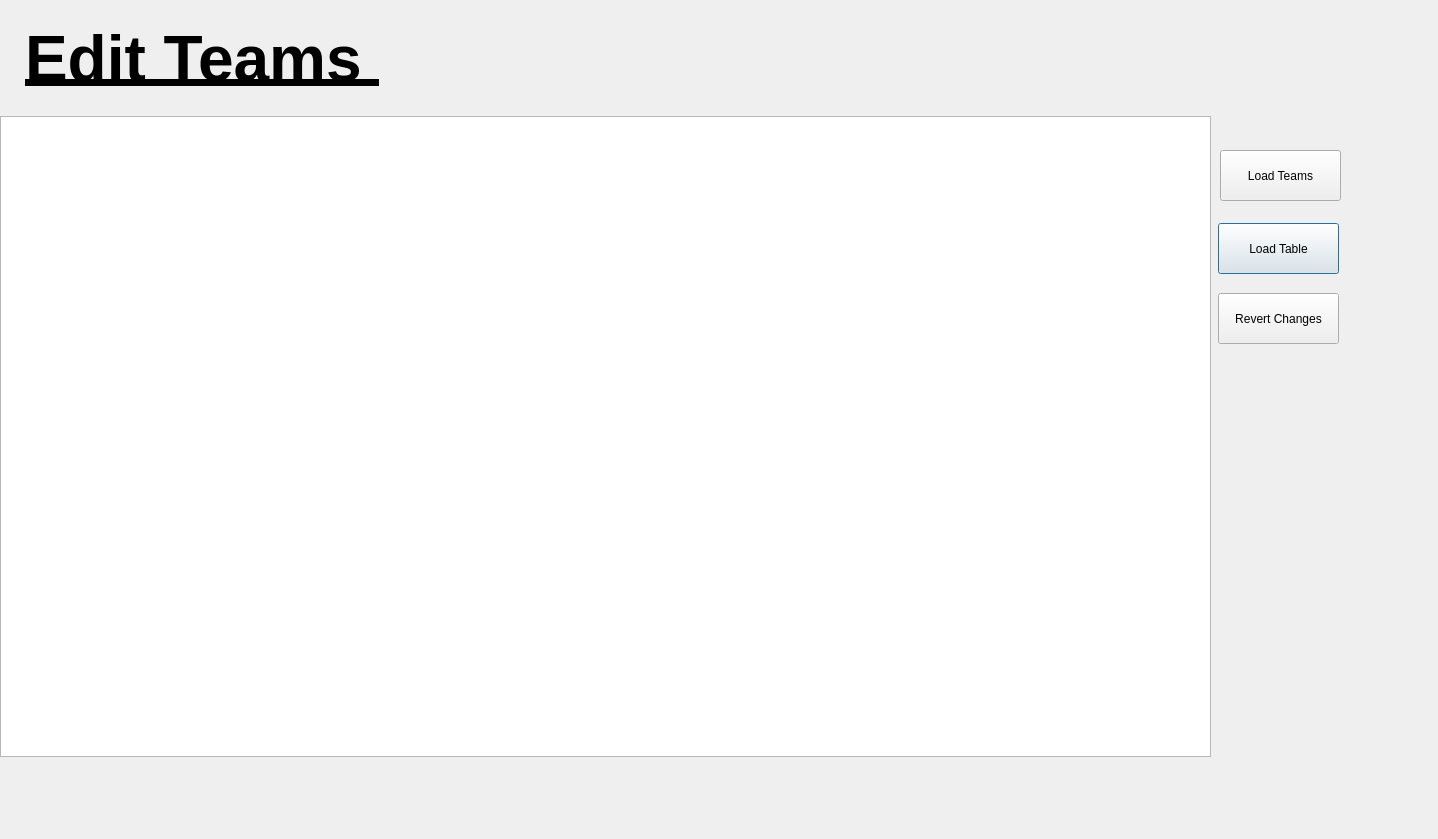
This is UI/edit_teams/edit_teams.ui in parham-sharaf/BTM-algo as Qt 5 draws it before an edit. The edited form follows.
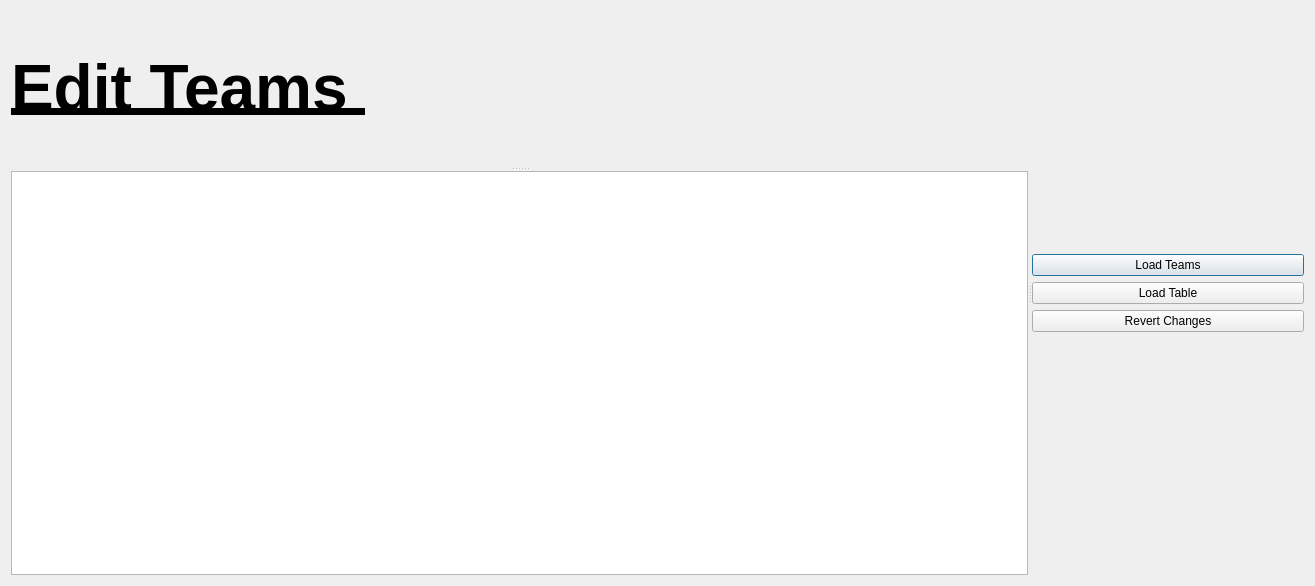
This is the edited form.

Commit message: updated edit teams database query

```diff
--- a/UI/edit_teams/edit_teams.ui
+++ b/UI/edit_teams/edit_teams.ui
@@ -6,75 +6,88 @@
    <rect>
     <x>0</x>
     <y>0</y>
-    <width>1438</width>
-    <height>839</height>
+    <width>1315</width>
+    <height>586</height>
    </rect>
   </property>
   <property name="windowTitle">
    <string>Dialog</string>
   </property>
-  <widget class="QPushButton" name="load_table_button">
-   <property name="geometry">
-    <rect>
-     <x>1218</x>
-     <y>223</y>
-     <width>121</width>
-     <height>51</height>
-    </rect>
-   </property>
-   <property name="text">
-    <string>Load Table</string>
-   </property>
-  </widget>
-  <widget class="QPushButton" name="revert_changes_button">
-   <property name="geometry">
-    <rect>
-     <x>1218</x>
-     <y>293</y>
-     <width>121</width>
-     <height>51</height>
-    </rect>
-   </property>
-   <property name="text">
-    <string>Revert Changes</string>
-   </property>
-  </widget>
-  <widget class="QLabel" name="label">
-   <property name="geometry">
-    <rect>
-     <x>25</x>
-     <y>0</y>
-     <width>771</width>
-     <height>121</height>
-    </rect>
-   </property>
-   <property name="text">
-    <string>&lt;html&gt;&lt;head/&gt;&lt;body&gt;&lt;p&gt;&lt;span style=&quot; font-size:48pt; font-weight:600; text-decoration: underline;&quot;&gt;Edit Teams &lt;/span&gt;&lt;/p&gt;&lt;/body&gt;&lt;/html&gt;</string>
-   </property>
-  </widget>
-  <widget class="QTableView" name="tableView">
-   <property name="geometry">
-    <rect>
-     <x>0</x>
-     <y>116</y>
-     <width>1211</width>
-     <height>641</height>
-    </rect>
-   </property>
-  </widget>
-  <widget class="QPushButton" name="load_teams_button">
-   <property name="geometry">
-    <rect>
-     <x>1220</x>
-     <y>150</y>
-     <width>121</width>
-     <height>51</height>
-    </rect>
-   </property>
-   <property name="text">
-    <string>Load Teams</string>
-   </property>
-  </widget>
+  <layout class="QGridLayout" name="gridLayout">
+   <item row="0" column="0">
+    <widget class="QSplitter" name="splitter_2">
+     <property name="orientation">
+      <enum>Qt::Horizontal</enum>
+     </property>
+     <widget class="QSplitter" name="splitter">
+      <property name="orientation">
+       <enum>Qt::Vertical</enum>
+      </property>
+      <widget class="QLabel" name="label">
+       <property name="text">
+        <string>&lt;html&gt;&lt;head/&gt;&lt;body&gt;&lt;p&gt;&lt;span style=&quot; font-size:48pt; font-weight:600; text-decoration: underline;&quot;&gt;Edit Teams &lt;/span&gt;&lt;/p&gt;&lt;/body&gt;&lt;/html&gt;</string>
+       </property>
+      </widget>
+      <widget class="QTableView" name="tableView"/>
+     </widget>
+     <widget class="QWidget" name="">
+      <layout class="QVBoxLayout" name="verticalLayout_2">
+       <item>
+        <spacer name="verticalSpacer_2">
+         <property name="orientation">
+          <enum>Qt::Vertical</enum>
+         </property>
+         <property name="sizeHint" stdset="0">
+          <size>
+           <width>20</width>
+           <height>40</height>
+          </size>
+         </property>
+        </spacer>
+       </item>
+       <item>
+        <layout class="QVBoxLayout" name="verticalLayout">
+         <item>
+          <widget class="QPushButton" name="load_teams_button">
+           <property name="text">
+            <string>Load Teams</string>
+           </property>
+          </widget>
+         </item>
+         <item>
+          <widget class="QPushButton" name="load_table_button">
+           <property name="text">
+            <string>Load Table</string>
+           </property>
+          </widget>
+         </item>
+         <item>
+          <widget class="QPushButton" name="revert_changes_button">
+           <property name="text">
+            <string>Revert Changes</string>
+           </property>
+          </widget>
+         </item>
+        </layout>
+       </item>
+       <item>
+        <spacer name="verticalSpacer">
+         <property name="orientation">
+          <enum>Qt::Vertical</enum>
+         </property>
+         <property name="sizeHint" stdset="0">
+          <size>
+           <width>20</width>
+           <height>40</height>
+          </size>
+         </property>
+        </spacer>
+       </item>
+      </layout>
+     </widget>
+    </widget>
+   </item>
+  </layout>
  </widget>
  <resources/>
  <connections/>
```
The commit also changes 3 other files.
